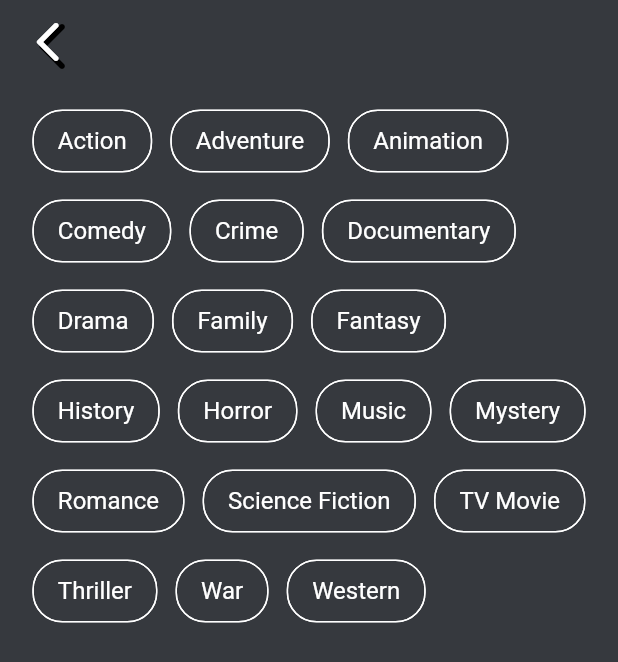
After one commit to FirasDev/visableMovieChallenge, a Flutter app: the MovieGenreFilterPage screen opened by its route, on a phone screen of 412 x 824 dp. The commit adds this screen. Shown: the top 662 px of the screen. Run offline on Flutter 3.47's test engine with Material 3 defaults, Android fonts, the light colour scheme and no system bars; our stand-ins replace bloc, bloc_concurrency, cached_network_image, carousel_slider, dio, equatable and 11 more; network calls fail; Roboto replaces fonts that are missing (Work Sans).

Commit message:
added genre filtering functionnality

```diff
--- a/lib/app/router/router.dart
+++ b/lib/app/router/router.dart
@@ -1,6 +1,7 @@
 import 'package:flutter/material.dart';
 import 'package:go_router/go_router.dart';
 import 'package:visable_challenge/features/movies/application/presentation/pages/movie_details_page.dart';
+import 'package:visable_challenge/features/movies/application/presentation/pages/movie_genre_filter_page.dart';
 import 'package:visable_challenge/features/movies/application/presentation/pages/movie_home_page.dart';
 
 import 'router_key.dart';
@@ -11,6 +12,7 @@ GoRouter getRouter() => GoRouter(
       routes: [
         MovieHomePage.route,
         MovieDetailsPage.route,
+        MovieGenreFilterPage.route,
       ],
       errorPageBuilder: (context, state) => MaterialPage(
         key: state.pageKey,
--- a/lib/app/theme/visable_strings.dart
+++ b/lib/app/theme/visable_strings.dart
@@ -8,4 +8,5 @@ class VisableStrings {
   static const String movieSynopsis = 'Synopsis';
   static const String showMore = 'Show More';
   static const String showLess = 'Show Less';
+  static const String filter = 'Filter';
 }
--- a/lib/app/utils/extension/context_extension.dart
+++ b/lib/app/utils/extension/context_extension.dart
@@ -6,4 +6,5 @@ extension BuildContextX on BuildContext {
       Theme.of(this).extension<VisableTypographyData>()!;
 
   double get screenHeight => MediaQuery.of(this).size.height;
+  double get screenWidth => MediaQuery.of(this).size.width;
 }
--- a/lib/features/movies/application/bloc/movies_event.dart
+++ b/lib/features/movies/application/bloc/movies_event.dart
@@ -5,7 +5,8 @@ abstract class MoviesEvent with _$MoviesEvent {
   const factory MoviesEvent.loadMovies({
     required List<Movie> movies,
   }) = _LoadMovies;
-  const factory MoviesEvent.movieGenreFilter(int movieGenreId) =
-      _MovieGenreFilter;
+  const factory MoviesEvent.movieGenreFilter({
+    required List<int> genresIds,
+  }) = _MovieGenreFilter;
   const factory MoviesEvent.searchMovie(String query) = _SearchMovie;
 }
--- a/lib/features/movies/application/bloc/movies_state.dart
+++ b/lib/features/movies/application/bloc/movies_state.dart
@@ -13,6 +13,7 @@ abstract class MoviesState with _$MoviesState {
     @Default([]) List<Movie> trendingMovies,
     @Default([]) List<Movie> upcomingMovies,
     @Default([]) List<Movie> movieResults,
+    @Default([]) List<Genre> genresFilter,
     @Default(MoviesStateStatus.loading) MoviesStateStatus status,
   }) = _MoviesState;
 }
--- /dev/null
+++ b/lib/features/movies/application/presentation/pages/movie_genre_filter_page.dart
@@ -0,0 +1,56 @@
+import 'package:flutter/material.dart';
+import 'package:flutter_bloc/flutter_bloc.dart';
+import 'package:go_router/go_router.dart';
+import 'package:visable_challenge/app/dependancy/injection.dart';
+import 'package:visable_challenge/app/router/router_key.dart';
+import 'package:visable_challenge/app/visable_theme_data.dart';
+import 'package:visable_challenge/features/movies/application/bloc/movies_bloc.dart';
+import 'package:visable_challenge/features/movies/application/presentation/widgets/button_widget.dart';
+import 'package:visable_challenge/features/movies/application/presentation/widgets/genre_filter_widget.dart';
+import 'package:visable_challenge/features/movies/application/presentation/widgets/movie_search_result_widget.dart';
+
+class MovieGenreFilterPage extends StatelessWidget {
+  const MovieGenreFilterPage({super.key});
+
+  static String get routeName => 'movie_genre_filter_page';
+
+  static String get routeLocation => '/$routeName';
+
+  static GoRoute get route => GoRoute(
+        name: routeName,
+        path: routeLocation,
+        parentNavigatorKey: rootNavigatorKey,
+        builder: (context, state) => const MovieGenreFilterPage(),
+      );
+
+  @override
+  Widget build(BuildContext context) {
+    return BlocProvider(
+      create: (context) => getIt<MoviesBloc>(),
+      child: Scaffold(
+        backgroundColor: VisableThemeData.lightThemeData.primaryColor,
+        body: SafeArea(
+          child: SingleChildScrollView(
+            physics: const BouncingScrollPhysics(),
+            child: Column(
+              crossAxisAlignment: CrossAxisAlignment.start,
+              children: [
+                const BackButtonWidget(),
+                const GenreFilterWidget(),
+                BlocBuilder<MoviesBloc, MoviesState>(
+                  buildWhen: (previous, current) =>
+                      previous.genresFilter != current.genresFilter,
+                  builder: (context, state) {
+                    return MovieSearchResultWidget(
+                      searchResult: state.movieResults,
+                    );
+                  },
+                )
+              ],
+            ),
+          ),
+        ),
+      ),
+    );
+  }
+}
--- a/lib/features/movies/application/presentation/widgets/details_view_back_button_widget.dart
+++ b/lib/features/movies/application/presentation/widgets/button_widget.dart
@@ -2,8 +2,8 @@ import 'package:flutter/material.dart';
 import 'package:visable_challenge/app/theme/token/visable_colors.dart';
 import 'package:visable_challenge/app/theme/visable_spacing.dart';
 
-class DetailsViewBackButtonWidget extends StatelessWidget {
-  const DetailsViewBackButtonWidget({
+class BackButtonWidget extends StatelessWidget {
+  const BackButtonWidget({
     super.key,
   });
 
--- a/lib/features/movies/application/presentation/widgets/details_view.dart
+++ b/lib/features/movies/application/presentation/widgets/details_view.dart
@@ -4,7 +4,7 @@ import 'package:visable_challenge/app/theme/token/visable_colors.dart';
 import 'package:visable_challenge/app/theme/visable_spacing.dart';
 import 'package:visable_challenge/app/theme/visable_typography.dart';
 import 'package:visable_challenge/app/utils/extension/context_extension.dart';
-import 'package:visable_challenge/features/movies/application/presentation/widgets/details_view_back_button_widget.dart';
+import 'package:visable_challenge/features/movies/application/presentation/widgets/button_widget.dart';
 import 'package:visable_challenge/features/movies/application/presentation/widgets/genres_widget.dart';
 import 'package:visable_challenge/features/movies/domain/entity/movie.dart';
 
@@ -70,7 +70,7 @@ class DetailsView extends StatelessWidget {
               ),
             ),
           ),
-          const DetailsViewBackButtonWidget(),
+          const BackButtonWidget(),
         ],
       ),
     );
--- /dev/null
+++ b/lib/features/movies/application/presentation/widgets/genre_filter_widget.dart
@@ -0,0 +1,81 @@
+import 'package:flutter/material.dart';
+import 'package:flutter_bloc/flutter_bloc.dart';
+import 'package:visable_challenge/app/theme/token/visable_colors.dart';
+import 'package:visable_challenge/app/theme/visable_size.dart';
+import 'package:visable_challenge/app/theme/visable_spacing.dart';
+import 'package:visable_challenge/app/theme/visable_typography.dart';
+import 'package:visable_challenge/app/utils/extension/context_extension.dart';
+import 'package:visable_challenge/features/movies/application/bloc/movies_bloc.dart';
+import 'package:visable_challenge/features/movies/domain/entity/genre.dart';
+
+class GenreFilterWidget extends StatelessWidget {
+  const GenreFilterWidget({super.key});
+
+  @override
+  Widget build(BuildContext context) {
+    final genres = Genre.genres;
+    return BlocBuilder<MoviesBloc, MoviesState>(
+      builder: (context, state) {
+        final filterList = state.genresFilter;
+        return Center(
+          child: Padding(
+            padding: const EdgeInsets.all(
+              VisableSpacing.s20,
+            ),
+            child: Wrap(
+              spacing: VisableSize.s,
+              runSpacing: VisableSize.s,
+              children: genres.map((genre) {
+                return Theme(
+                  data: ThemeData(canvasColor: VisableColors.transparent),
+                  child: InkWell(
+                    onTap: () {
+                      _genreClicked(
+                        context,
+                        genre,
+                        filterList,
+                      );
+                    },
+                    child: Chip(
+                      label: Text(
+                        genre.name,
+                        style: context.typo.bodyMediumRegular.white,
+                      ),
+                      side: BorderSide(
+                        color: filterList.contains(genre)
+                            ? VisableColors.error
+                            : VisableColors.white,
+                        width: 1.0,
+                      ),
+                      backgroundColor: Colors.transparent,
+                      shape: RoundedRectangleBorder(
+                        borderRadius: BorderRadius.circular(20),
+                      ),
+                    ),
+                  ),
+                );
+              }).toList(),
+            ),
+          ),
+        );
+      },
+    );
+  }
+
+  void _genreClicked(
+    BuildContext context,
+    Genre genre,
+    List<Genre> genresList,
+  ) {
+    final filterList = List<Genre>.from(genresList);
+    if (filterList.contains(genre)) {
+      filterList.remove(genre);
+    } else {
+      filterList.add(genre);
+    }
+    final genreIds = filterList.map((e) => e.id).toList();
+    context.read<MoviesBloc>().add(MoviesEvent.movieGenreFilter(
+          genresIds: genreIds,
+        ));
+  }
+}
--- a/lib/features/movies/data/api/movies_api.dart
+++ b/lib/features/movies/data/api/movies_api.dart
@@ -7,4 +7,7 @@ abstract interface class MoviesApi {
   Future<List<Movie>> searchMovie({
     required String query,
   });
+  Future<List<Movie>> filterGenre({
+    required String genres,
+  });
 }
--- a/lib/features/movies/domain/entity/genre.dart
+++ b/lib/features/movies/domain/entity/genre.dart
@@ -36,6 +36,8 @@ class Genre with _$Genre {
             .id)
         .toList();
   }
+
+  static List<Genre> get genres => genresList;
 }
 
 const List<Genre> genresList = [
--- a/lib/features/movies/domain/repository/movies_repository.dart
+++ b/lib/features/movies/domain/repository/movies_repository.dart
@@ -9,4 +9,7 @@ abstract class MoviesRepository {
   Future<Either<Failure, List<Movie>>> searchMovie({
     required String query,
   });
+  Future<Either<Failure, List<Movie>>> filterGenres({
+    required String genres,
+  });
 }
--- a/lib/features/movies/domain/usecases/filter_movie_usecase.dart
+++ b/lib/features/movies/domain/usecases/filter_movie_usecase.dart
@@ -0,0 +1,23 @@
+import 'package:fpdart/fpdart.dart';
+import 'package:injectable/injectable.dart';
+import 'package:visable_challenge/app/error/failures.dart';
+import 'package:visable_challenge/app/usecase/base_usecase.dart';
+import 'package:visable_challenge/features/movies/domain/entity/movie.dart';
+import 'package:visable_challenge/features/movies/domain/repository/movies_repository.dart';
+
+@lazySingleton
+class FilterMovieUseCase extends UseCase<List<Movie>, String> {
+  FilterMovieUseCase(this.moviesRepository);
+
+  final MoviesRepository moviesRepository;
+
+  @override
+  Future<Either<Failure, List<Movie>>> call(String params) async {
+    final movieSearchResult =
+        await moviesRepository.filterGenres(genres: params);
+    return movieSearchResult.fold(
+      (failure) => const Left(NoDataFoundFailure()),
+      (success) => Right(success),
+    );
+  }
+}
```
Also changed, not shown: lib/features/movies/application/bloc/movies_bloc.dart (+18 -1 lines), lib/features/movies/application/presentation/widgets/movies_filter_button.dart (added, +49 -0 lines), lib/features/movies/application/presentation/widgets/movies_widget.dart (+15 -2 lines), lib/features/movies/data/api/remote_movies_api.dart (+26 -0 lines), lib/features/movies/data/repository/movies_repository_impl.dart (+14 -0 lines), lib/app/dependancy/injection.config.dart, lib/features/movies/application/bloc/movies_bloc.freezed.dart.
